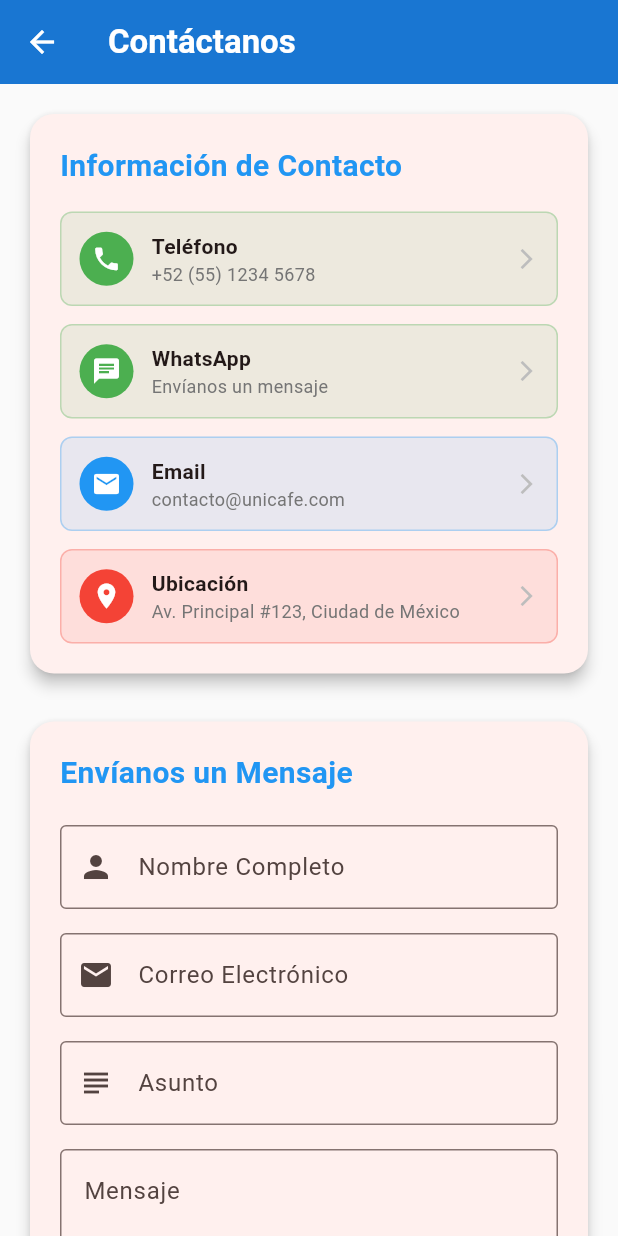
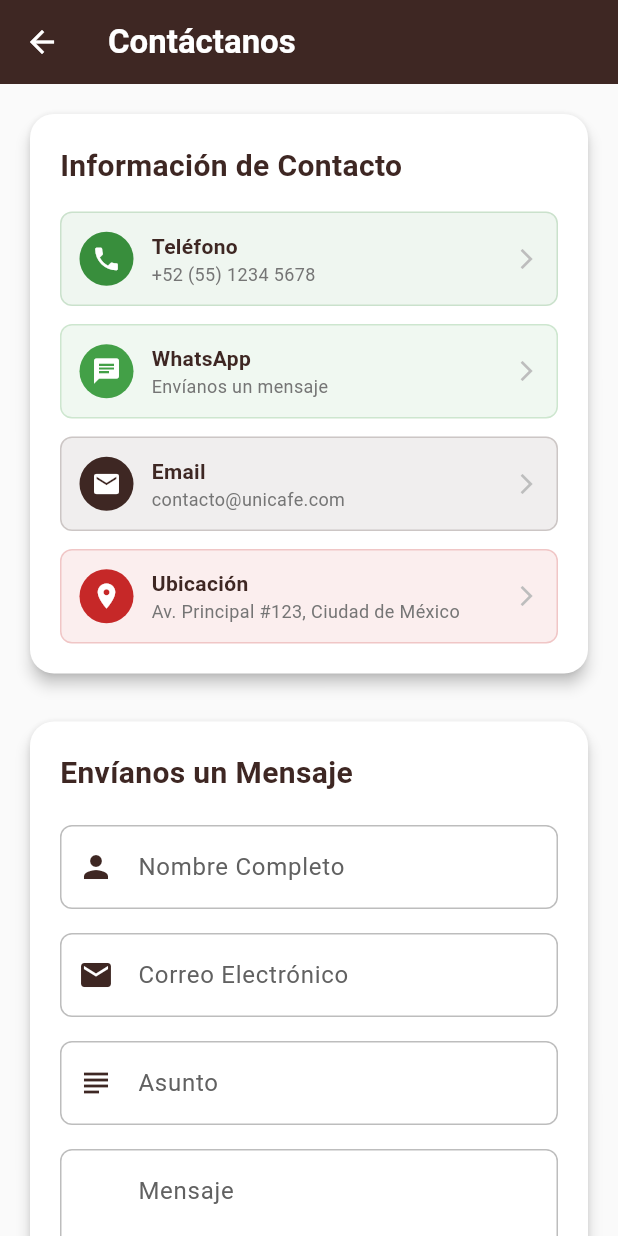
Before and after one commit to BorbonPalomaresJesusArmando4-2/unicafe, a Flutter app: the ContactanosPage screen opened by its route, on a phone screen of 412 x 824 dp. Run offline on Flutter 3.47's test engine with Material 3 defaults, Android fonts, the light colour scheme and no system bars.

Commit message:
color pallette contactanos_page.dart

```diff
--- a/unicafe/lib/screens/contactanos_page.dart
+++ b/unicafe/lib/screens/contactanos_page.dart
@@ -1,5 +1,12 @@
 import 'package:flutter/material.dart';
 import 'package:url_launcher/url_launcher.dart';
+
+// DEFINICIÓN DE COLORES (Misma paleta global)
+const Color kColorPrimary = Color(0xFF3E2723); // Café oscuro
+const Color kColorSecondary = Color(0xFF5D4037); // Café medio
+const Color kColorAccent = Color(0xFFFFAB00); // Ámbar/Dorado
+const Color kColorBackground = Color(0xFFFAFAFA); // Blanco hueso
+const Color kColorText = Color(0xFF3E2723); // Texto oscuro
 
 class ContactanosPage extends StatefulWidget {
   const ContactanosPage({super.key});
@@ -40,6 +47,7 @@ class _ContactanosPageState extends State<ContactanosPage> {
       _isLoading = true;
     });
 
+    // Simulación de envío
     await Future.delayed(const Duration(seconds: 2));
 
     if (mounted) {
@@ -55,11 +63,11 @@ class _ContactanosPageState extends State<ContactanosPage> {
       context: context,
       builder: (BuildContext context) {
         return AlertDialog(
-          title: const Row(
+          title: Row(
             children: [
-              Icon(Icons.check_circle, color: Colors.green),
-              SizedBox(width: 8),
-              Text('Mensaje Enviado'),
+              Icon(Icons.check_circle, color: Colors.green[700]),
+              const SizedBox(width: 8),
+              const Text('Mensaje Enviado'),
             ],
           ),
           content: const Text('Tu mensaje ha sido enviado exitosamente. Te contactaremos pronto.'),
@@ -69,7 +77,7 @@ class _ContactanosPageState extends State<ContactanosPage> {
                 Navigator.pop(context);
                 _limpiarFormulario();
               },
-              child: const Text('Aceptar'),
+              child: const Text('Aceptar', style: TextStyle(color: kColorPrimary)),
             ),
           ],
         );
@@ -89,26 +97,18 @@ class _ContactanosPageState extends State<ContactanosPage> {
     if (await canLaunchUrl(url)) {
       await launchUrl(url);
     } else {
-      ScaffoldMessenger.of(context).showSnackBar(
-        const SnackBar(
-          content: Text('No se pudo realizar la llamada'),
-          backgroundColor: Colors.red,
-        ),
-      );
+      _mostrarError('No se pudo realizar la llamada');
     }
   }
 
   Future<void> _enviarWhatsApp(String mensaje) async {
+    // Nota: El esquema universal es mejor usarlo sin wa.me para compatibilidad en algunos dispositivos,
+    // pero wa.me suele funcionar bien.
     final Uri url = Uri.parse('https://wa.me/5215512345678?text=${Uri.encodeComponent(mensaje)}');
     if (await canLaunchUrl(url)) {
       await launchUrl(url);
     } else {
-      ScaffoldMessenger.of(context).showSnackBar(
-        const SnackBar(
-          content: Text('No se pudo abrir WhatsApp'),
-          backgroundColor: Colors.red,
-        ),
-      );
+      _mostrarError('No se pudo abrir WhatsApp');
     }
   }
 
@@ -116,6 +116,8 @@ class _ContactanosPageState extends State<ContactanosPage> {
     final Uri url = Uri.parse('https://maps.google.com/?q=Unicafé+Ciudad+de+México');
     if (await canLaunchUrl(url)) {
       await launchUrl(url);
+    } else {
+      _mostrarError('No se pudo abrir el mapa');
     }
   }
 
@@ -126,18 +128,23 @@ class _ContactanosPageState extends State<ContactanosPage> {
     if (await canLaunchUrl(url)) {
       await launchUrl(url);
     } else {
-      ScaffoldMessenger.of(context).showSnackBar(
-        const SnackBar(
-          content: Text('No se pudo abrir la aplicación de email'),
-          backgroundColor: Colors.red,
-        ),
-      );
+      _mostrarError('No se pudo abrir la aplicación de email');
     }
+  }
+
+  void _mostrarError(String mensaje) {
+    ScaffoldMessenger.of(context).showSnackBar(
+      SnackBar(
+        content: Text(mensaje),
+        backgroundColor: Colors.red[700],
+      ),
+    );
   }
 
   @override
   Widget build(BuildContext context) {
     return Scaffold(
+      backgroundColor: kColorBackground, // Fondo hueso
       appBar: AppBar(
         title: const Text(
           'Contáctanos',
@@ -146,7 +153,7 @@ class _ContactanosPageState extends State<ContactanosPage> {
             color: Colors.white,
           ),
         ),
-        backgroundColor: Colors.blue[700],
+        backgroundColor: kColorPrimary, // AppBar Café
         foregroundColor: Colors.white,
         elevation: 0,
       ),
@@ -168,6 +175,7 @@ class _ContactanosPageState extends State<ContactanosPage> {
   Widget _buildInfoContacto() {
     return Card(
       elevation: 4,
+      color: Colors.white,
       shape: RoundedRectangleBorder(borderRadius: BorderRadius.circular(16)),
       child: Padding(
         padding: const EdgeInsets.all(20),
@@ -179,7 +187,7 @@ class _ContactanosPageState extends State<ContactanosPage> {
               style: TextStyle(
                 fontSize: 20,
                 fontWeight: FontWeight.bold,
-                color: Colors.blue,
+                color: kColorPrimary, // CAMBIO: Texto café
               ),
             ),
             const SizedBox(height: 16),
@@ -188,7 +196,7 @@ class _ContactanosPageState extends State<ContactanosPage> {
               icon: Icons.phone,
               title: 'Teléfono',
               subtitle: '+52 (55) 1234 5678',
-              color: Colors.green,
+              color: Colors.green[700]!, // Verde un poco más oscuro
               onTap: () => _hacerLlamada('+525512345678'),
             ),
 
@@ -198,7 +206,7 @@ class _ContactanosPageState extends State<ContactanosPage> {
               icon: Icons.chat,
               title: 'WhatsApp',
               subtitle: 'Envíanos un mensaje',
-              color: Colors.green,
+              color: Colors.green[600]!,
               onTap: () => _enviarWhatsApp('Hola, me gustaría obtener información sobre Unicafé'),
             ),
 
@@ -208,7 +216,7 @@ class _ContactanosPageState extends State<ContactanosPage> {
               icon: Icons.email,
               title: 'Email',
               subtitle: 'contacto@unicafe.com',
-              color: Colors.blue,
+              color: kColorPrimary, // CAMBIO: Email en color corporativo (Café)
               onTap: _enviarEmail,
             ),
 
@@ -218,7 +226,7 @@ class _ContactanosPageState extends State<ContactanosPage> {
               icon: Icons.location_on,
               title: 'Ubicación',
               subtitle: 'Av. Principal #123, Ciudad de México',
-              color: Colors.red,
+              color: Colors.red[800]!, // Rojo más elegante
               onTap: _abrirUbicacion,
             ),
           ],
@@ -237,12 +245,13 @@ class _ContactanosPageState extends State<ContactanosPage> {
     return InkWell(
       onTap: onTap,
       borderRadius: BorderRadius.circular(8),
+      splashColor: color.withOpacity(0.2),
       child: Container(
         padding: const EdgeInsets.all(12),
         decoration: BoxDecoration(
-          color: color.withOpacity(0.1),
+          color: color.withOpacity(0.08), // Fondo muy sutil del color del icono
           borderRadius: BorderRadius.circular(8),
-          border: Border.all(color: color.withOpacity(0.3)),
+          border: Border.all(color: color.withOpacity(0.2)),
         ),
         child: Row(
           children: [
@@ -264,6 +273,7 @@ class _ContactanosPageState extends State<ContactanosPage> {
                     style: const TextStyle(
                       fontWeight: FontWeight.bold,
                       fontSize: 14,
+                      color: kColorText,
                     ),
                   ),
                   Text(
@@ -290,6 +300,7 @@ class _ContactanosPageState extends State<ContactanosPage> {
   Widget _buildFormularioContacto() {
     return Card(
       elevation: 4,
+      color: Colors.white,
       shape: RoundedRectangleBorder(borderRadius: BorderRadius.circular(16)),
       child: Padding(
         padding: const EdgeInsets.all(20),
@@ -303,78 +314,56 @@ class _ContactanosPageState extends State<ContactanosPage> {
                 style: TextStyle(
                   fontSize: 20,
                   fontWeight: FontWeight.bold,
-                  color: Colors.blue,
+                  color: kColorPrimary, // CAMBIO: Texto café
                 ),
               ),
               const SizedBox(height: 20),
 
-              TextFormField(
+              _buildTextField(
                 controller: _nombreController,
-                decoration: const InputDecoration(
-                  labelText: 'Nombre Completo',
-                  prefixIcon: Icon(Icons.person),
-                  border: OutlineInputBorder(),
-                ),
+                label: 'Nombre Completo',
+                icon: Icons.person,
                 validator: (value) {
-                  if (value == null || value.isEmpty) {
-                    return 'Por favor ingresa tu nombre';
-                  }
+                  if (value == null || value.isEmpty) return 'Por favor ingresa tu nombre';
                   return null;
                 },
               ),
 
               const SizedBox(height: 16),
 
-              TextFormField(
+              _buildTextField(
                 controller: _emailController,
+                label: 'Correo Electrónico',
+                icon: Icons.email,
                 keyboardType: TextInputType.emailAddress,
-                decoration: const InputDecoration(
-                  labelText: 'Correo Electrónico',
-                  prefixIcon: Icon(Icons.email),
-                  border: OutlineInputBorder(),
-                ),
                 validator: (value) {
-                  if (value == null || value.isEmpty) {
-                    return 'Por favor ingresa tu correo electrónico';
-                  }
-                  if (!_isValidEmail(value)) {
-                    return 'Ingresa un correo electrónico válido';
-                  }
+                  if (value == null || value.isEmpty) return 'Por favor ingresa tu correo';
+                  if (!_isValidEmail(value)) return 'Ingresa un correo válido';
                   return null;
                 },
               ),
 
               const SizedBox(height: 16),
 
-              TextFormField(
+              _buildTextField(
                 controller: _asuntoController,
-                decoration: const InputDecoration(
-                  labelText: 'Asunto',
-                  prefixIcon: Icon(Icons.subject),
-                  border: OutlineInputBorder(),
-                ),
+                label: 'Asunto',
+                icon: Icons.subject,
                 validator: (value) {
-                  if (value == null || value.isEmpty) {
-                    return 'Por favor ingresa el asunto';
-                  }
+                  if (value == null || value.isEmpty) return 'Por favor ingresa el asunto';
                   return null;
                 },
               ),
 
               const SizedBox(height: 16),
 
-              TextFormField(
+              _buildTextField(
                 controller: _mensajeController,
+                label: 'Mensaje',
+                icon: Icons.message, // Icono opcional para mensaje
                 maxLines: 5,
-                decoration: const InputDecoration(
-                  labelText: 'Mensaje',
-                  alignLabelWithHint: true,
-                  border: OutlineInputBorder(),
-                ),
                 validator: (value) {
-                  if (value == null || value.isEmpty) {
-                    return 'Por favor ingresa tu mensaje';
-                  }
+                  if (value == null || value.isEmpty) return 'Por favor ingresa tu mensaje';
                   return null;
                 },
               ),
@@ -387,8 +376,11 @@ class _ContactanosPageState extends State<ContactanosPage> {
                 child: ElevatedButton(
                   onPressed: _isLoading ? null : _enviarFormulario,
                   style: ElevatedButton.styleFrom(
-                    backgroundColor: Colors.blue[700],
-                    foregroundColor: Colors.white,
+                    backgroundColor: kColorAccent, // CAMBIO: Botón dorado
+                    foregroundColor: kColorPrimary, // Texto café para contraste
+                    shape: RoundedRectangleBorder(
+                      borderRadius: BorderRadius.circular(12),
+                    ),
                   ),
                   child: _isLoading
                       ? const SizedBox(
@@ -396,10 +388,16 @@ class _ContactanosPageState extends State<ContactanosPage> {
                     width: 20,
                     child: CircularProgressIndicator(
                       strokeWidth: 2,
-                      valueColor: AlwaysStoppedAnimation<Color>(Colors.white),
+                      valueColor: AlwaysStoppedAnimation<Color>(kColorPrimary),
                     ),
                   )
-                      : const Text('Enviar Mensaje'),
+                      : const Text(
+                    'Enviar Mensaje',
+                    style: TextStyle(
+                      fontWeight: FontWeight.bold,
+                      fontSize: 16,
+                    ),
+                  ),
                 ),
               ),
             ],
@@ -408,4 +406,41 @@ class _ContactanosPageState extends State<ContactanosPage> {
       ),
     );
   }
+
+  // Método auxiliar para estilizar los inputs uniformemente con el tema café
+  Widget _buildTextField({
+    required TextEditingController controller,
+    required String label,
+    required IconData icon,
+    TextInputType keyboardType = TextInputType.text,
+    int maxLines = 1,
+    String? Function(String?)? validator,
+  }) {
+    return TextFormField(
+      controller: controller,
+      keyboardType: keyboardType,
+      maxLines: maxLines,
+      cursorColor: kColorPrimary, // Cursor color café
+      decoration: InputDecoration(
+        labelText: label,
+        labelStyle: TextStyle(color: Colors.grey[700]),
+        prefixIcon: Icon(icon, color: kColorPrimary), // Icono café
+        alignLabelWithHint: maxLines > 1,
+        border: const OutlineInputBorder(),
+        enabledBorder: OutlineInputBorder(
+          borderSide: BorderSide(color: Colors.grey[400]!),
+          borderRadius: BorderRadius.circular(8),
+        ),
+        focusedBorder: OutlineInputBorder(
+          borderSide: const BorderSide(color: kColorPrimary, width: 2), // Borde café al seleccionar
+          borderRadius: BorderRadius.circular(8),
+        ),
+        errorBorder: OutlineInputBorder(
+          borderSide: const BorderSide(color: Colors.red),
+          borderRadius: BorderRadius.circular(8),
+        ),
+      ),
+      validator: validator,
+    );
+  }
 }
```
Also changed, not shown: unicafe/lib/screens/configura_page.dart (+43 -22 lines).
